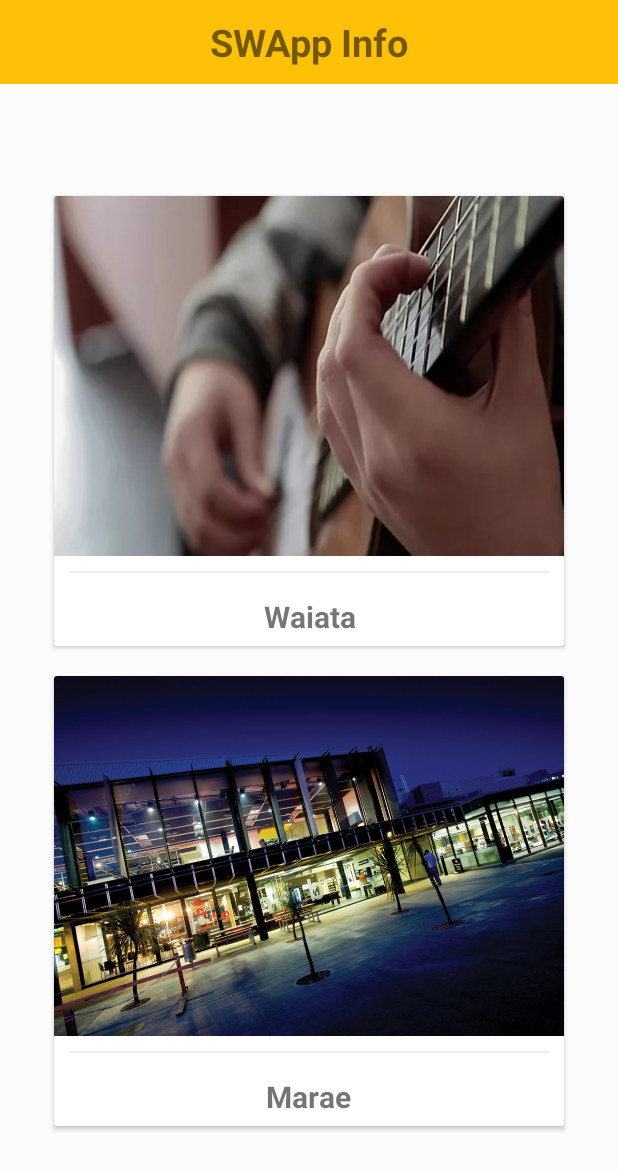
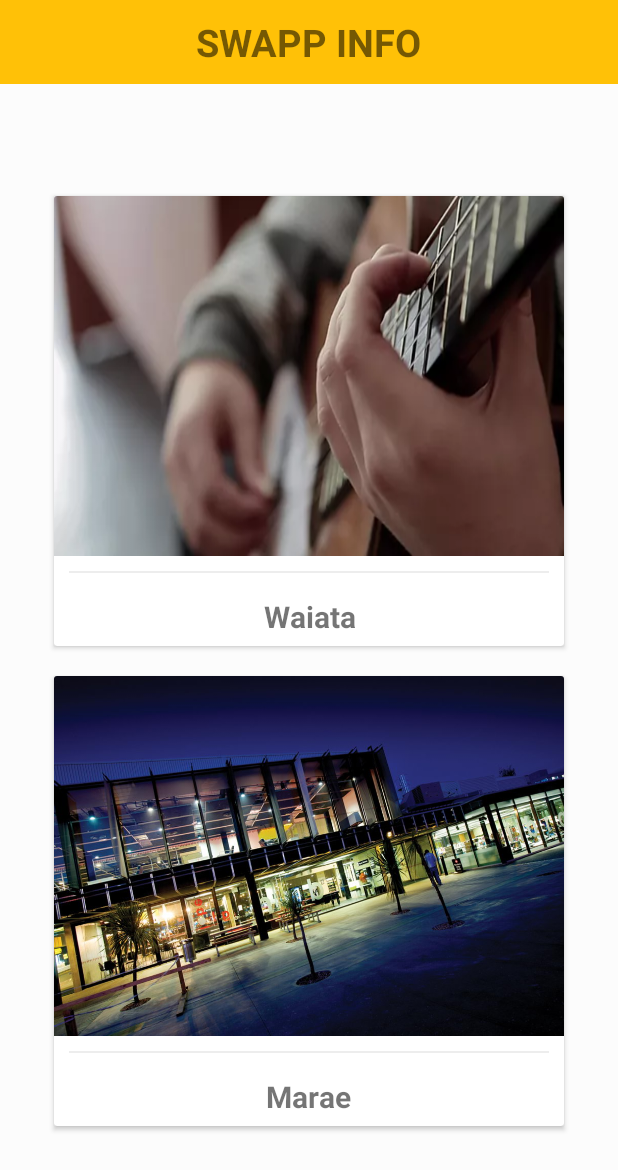
Before and after one commit to gaurav06kumar/wintec-waiata-android-app, an Android app: the screen it shows after launch (MainActivity), on a phone screen of 412 x 824 dp. Shown: the top 1170 px of the screen. Run offline under Robolectric (Android 15) with nearby library versions, the phone set to English and light mode, and no system bars.

Commit message:
update manifest

```diff
--- a/app/src/main/res/layout/activity_main.xml
+++ b/app/src/main/res/layout/activity_main.xml
@@ -17,7 +17,7 @@
         <TextView
             android:layout_width="wrap_content"
             android:layout_height="wrap_content"
-            android:text="SWApp Info"
+            android:text="SWAPP INFO"
             android:textSize="25sp"
             android:textStyle="bold"
             android:layout_gravity="center"/>
```
